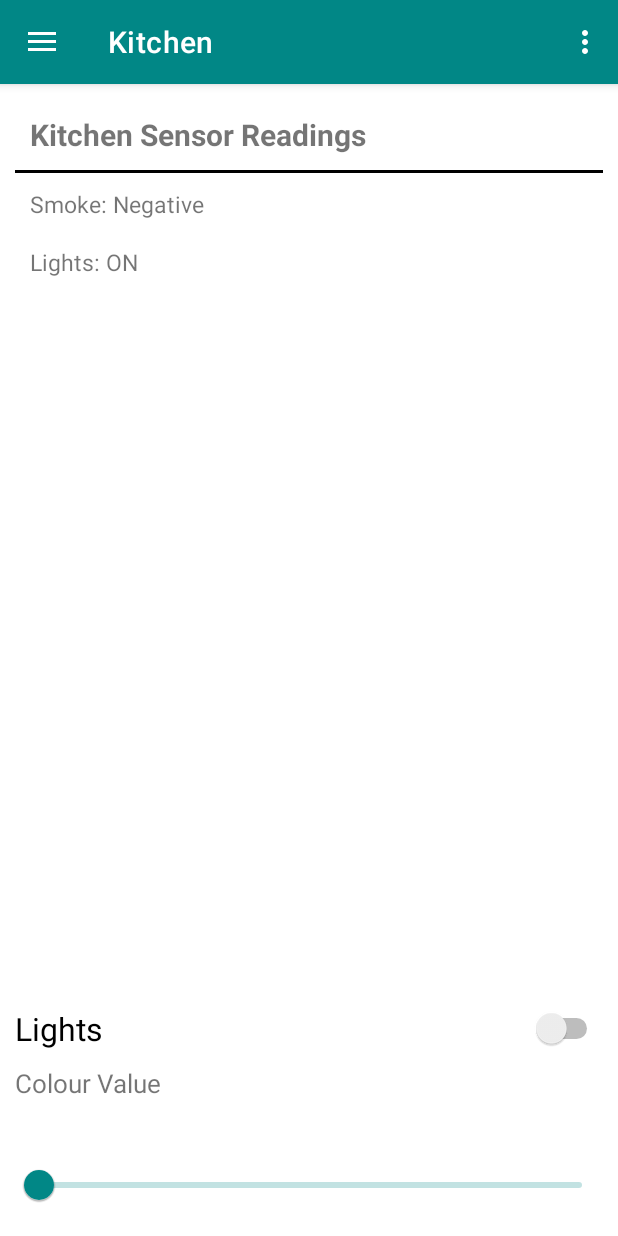
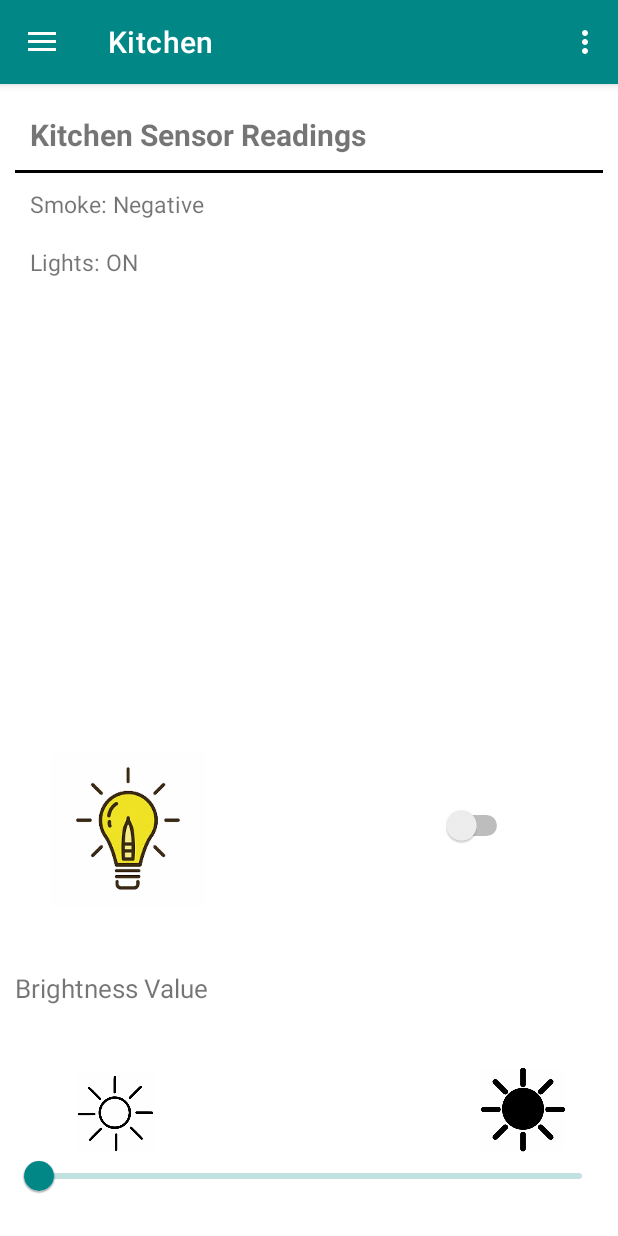
Before and after one commit to naveenKumar5935/smartHomeAutomation, an Android app: the screen it shows after launch (MainActivity), in the side drawer, after a tap on "Kitchen", on a phone screen of 412 x 824 dp. Run offline under Robolectric (Android 15) with nearby library versions, the phone set to English and light mode, and no system bars; our stand-ins replace navigation-ui.

Commit message:
Changes in bedroom and kitchen fragment layout - added images

```diff
--- a/smartHomeApp/src/main/res/layout/fragment_bedroom.xml
+++ b/smartHomeApp/src/main/res/layout/fragment_bedroom.xml
@@ -33,14 +33,18 @@
         android:lineSpacingMultiplier="2"
         android:padding="10dp"
         android:textSize="15sp" />
+
     <Switch
         android:id="@+id/light_switch"
-        android:layout_width="match_parent"
-        android:layout_height="wrap_content"
-        android:text="Lights"
-        android:textSize="21sp"
+        android:layout_width="114dp"
+        android:layout_height="44dp"
         android:layout_above="@+id/slider_title"
-        android:layout_marginTop="40dp"/>
+        android:layout_alignParentEnd="true"
+        android:layout_marginTop="40dp"
+        android:layout_marginEnd="60dp"
+        android:layout_marginBottom="77dp"
+        android:textSize="21sp" />
+
     <TextView
         android:id="@+id/slider_title"
         android:layout_width="match_parent"
@@ -56,4 +60,14 @@
         android:layout_height="wrap_content"
         app:labelBehavior="withinBounds"
         android:layout_alignParentBottom="true"/>
+
+    <ImageView
+        android:id="@+id/imageView8"
+        android:layout_width="92dp"
+        android:layout_height="100dp"
+        android:layout_above="@+id/slider_title"
+        android:layout_marginEnd="104dp"
+        android:layout_marginBottom="46dp"
+        android:layout_toStartOf="@+id/light_switch"
+        android:src="@drawable/lights_on" />
 </RelativeLayout>
--- a/smartHomeApp/src/main/res/layout/fragment_kitchen.xml
+++ b/smartHomeApp/src/main/res/layout/fragment_kitchen.xml
@@ -33,27 +33,68 @@
         android:lineSpacingMultiplier="2"
         android:padding="10dp"
         android:textSize="15sp" />
+
     <Switch
         android:id="@+id/light_switch"
-        android:layout_width="match_parent"
-        android:layout_height="wrap_content"
-        android:text="Lights"
-        android:textSize="21sp"
+        android:layout_width="177dp"
+        android:layout_height="38dp"
+
         android:layout_above="@+id/slider_title"
-        android:layout_marginTop="40dp"/>
+        android:layout_alignParentEnd="true"
+        android:layout_marginTop="40dp"
+        android:layout_marginEnd="60dp"
+        android:layout_marginBottom="67dp"
+        android:textSize="21sp" />
+
     <TextView
         android:id="@+id/slider_title"
         android:layout_width="match_parent"
         android:layout_height="wrap_content"
         android:layout_above="@+id/slider"
-        android:text="Colour Value"
+        android:layout_marginTop="10dp"
+        android:layout_marginBottom="57dp"
         android:gravity="left"
-        android:textSize="17sp"
-        android:layout_marginTop="10dp"/>
+        android:text="Brightness Value"
+        android:textSize="17sp" />
+
     <com.google.android.material.slider.Slider
         android:id="@+id/slider"
-        android:layout_width="match_parent"
-        android:layout_height="wrap_content"
-        app:labelBehavior="withinBounds"
-        android:layout_alignParentBottom="true"/>
+        android:layout_width="wrap_content"
+        android:layout_height="103dp"
+        android:layout_alignParentBottom="true"
+        android:layout_marginBottom="6dp"
+        app:labelBehavior="withinBounds" />
+
+    <ImageView
+        android:id="@+id/lights_on"
+        android:layout_width="103dp"
+        android:layout_height="104dp"
+        android:layout_above="@+id/slider_title"
+        android:layout_alignParentStart="true"
+        android:layout_marginStart="24dp"
+        android:layout_marginBottom="31dp"
+        android:src="@drawable/lights_on" />
+
+    <ImageView
+        android:id="@+id/imageView4"
+        android:layout_width="56dp"
+        android:layout_height="58dp"
+        android:layout_alignParentEnd="true"
+        android:layout_alignParentBottom="true"
+        android:layout_marginEnd="25dp"
+        android:layout_marginBottom="45dp"
+        android:src="@drawable/full_brightness" />
+
+    <ImageView
+        android:id="@+id/imageView2"
+        android:layout_width="67dp"
+        android:layout_height="54dp"
+        android:layout_alignParentStart="true"
+        android:layout_alignParentEnd="true"
+        android:layout_alignParentBottom="true"
+        android:layout_marginStart="38dp"
+        android:layout_marginEnd="296dp"
+        android:layout_marginBottom="45dp"
+        android:src="@drawable/low_brightness" />
+
 </RelativeLayout>
```
